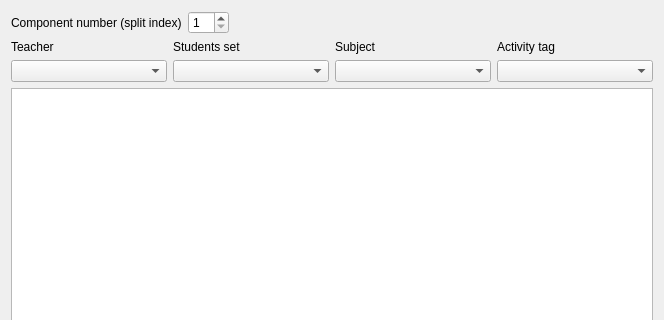
Above: fet/src/interface/modifyconstraintsubactivitiespreferredtimeslotsform_template.ui from vonmecheln/fet before the change; both pictures show x 0 to 664 and y 0 to 320 of the 664 by 567 pixel window. Below: the same form after it.
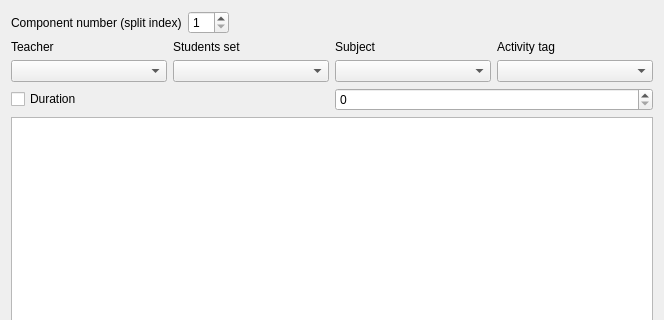
That is the form after the change.

```diff
--- a/fet/src/interface/modifyconstraintsubactivitiespreferredtimeslotsform_template.ui
+++ b/fet/src/interface/modifyconstraintsubactivitiespreferredtimeslotsform_template.ui
@@ -13,7 +13,7 @@
   <property name="windowTitle">
    <string extracomment="This is the title of the dialog to modify a constraint of this type">Modify subactivities preferred time slots</string>
   </property>
-  <layout class="QGridLayout" name="gridLayout_2">
+  <layout class="QGridLayout" name="gridLayout">
    <item row="0" column="0">
     <layout class="QHBoxLayout" name="componentBoxLayout">
      <item>
@@ -108,9 +108,23 @@
     </layout>
    </item>
    <item row="2" column="0">
-    <widget class="QTableWidget" name="preferredTimesTable"/>
+    <layout class="QHBoxLayout" name="horizontalLayout">
+     <item>
+      <widget class="QCheckBox" name="durationCheckBox">
+       <property name="text">
+        <string>Duration</string>
+       </property>
+      </widget>
+     </item>
+     <item>
+      <widget class="QSpinBox" name="durationSpinBox"/>
+     </item>
+    </layout>
    </item>
    <item row="3" column="0">
+    <widget class="QTableWidget" name="preferredTimesTable"/>
+   </item>
+   <item row="4" column="0">
     <layout class="QHBoxLayout" name="weightBoxLayout">
      <item>
       <widget class="QLabel" name="weightTextLabel">
@@ -137,7 +151,7 @@
      </item>
     </layout>
    </item>
-   <item row="4" column="0">
+   <item row="5" column="0">
     <layout class="QGridLayout" name="buttonsGridLayout">
      <item row="0" column="0">
       <widget class="QPushButton" name="setAllAllowedPushButton">
```
